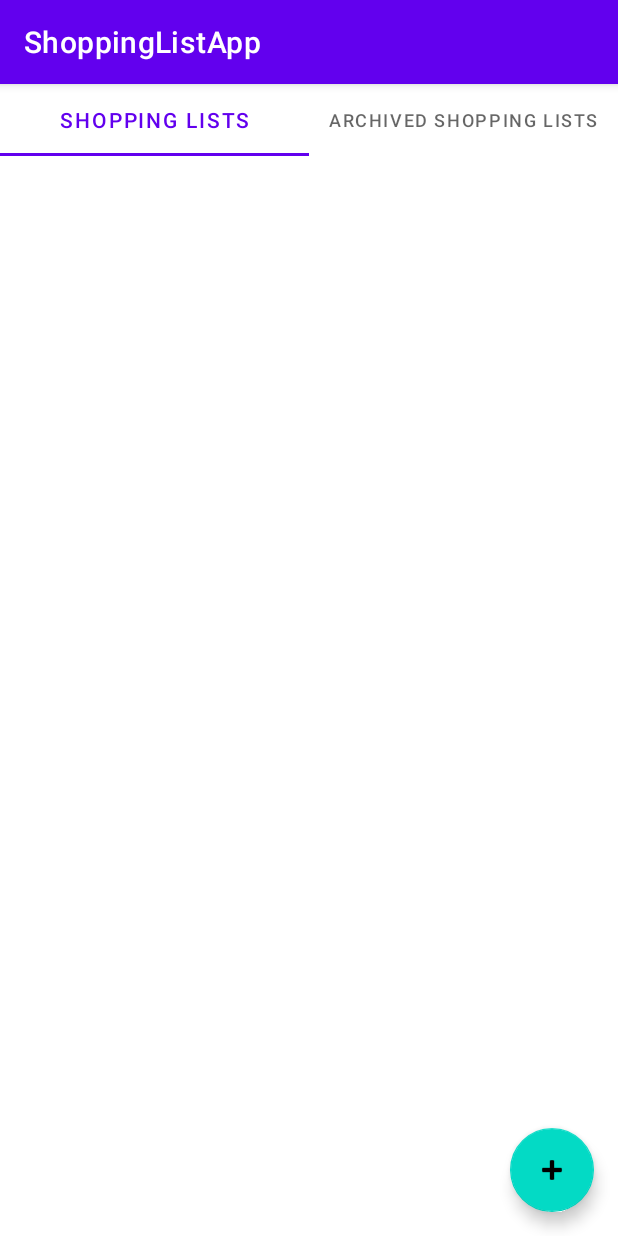
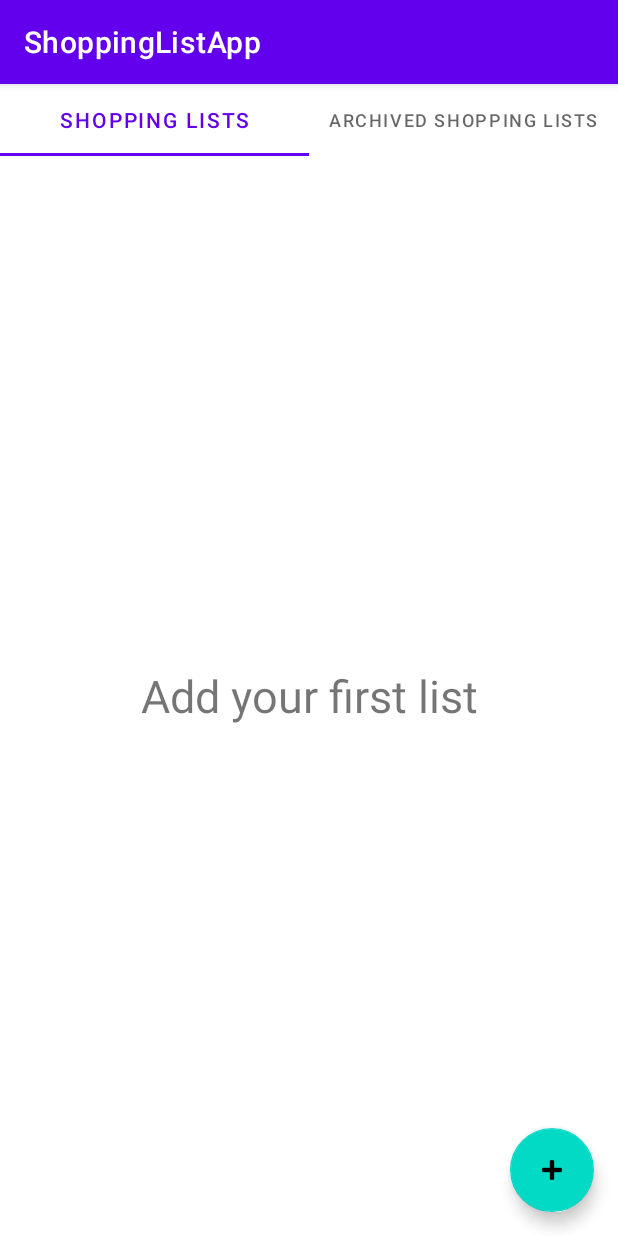
Before and after one commit to karkaminski/ShoppingListApp, an Android app: the screen it shows after launch (MainActivity), on a phone screen of 412 x 824 dp. Run offline under Robolectric (Android 15) with nearby library versions, the phone set to English and light mode, and no system bars; our stand-ins replace Room's generated code, data binding.

Commit message:
empty list indicators

```diff
--- a/app/src/main/java/pl/karkaminski/shoppinglistapp/ui/shoppinglists/ShoppingListsFragment.kt
+++ b/app/src/main/java/pl/karkaminski/shoppinglistapp/ui/shoppinglists/ShoppingListsFragment.kt
@@ -37,6 +37,13 @@ class ShoppingListsFragment(private val showActive: Boolean) :
         viewModel.getAllShoppingListsWithDetails(showActive).observe(
             viewLifecycleOwner
         ) { list ->
+            if(list.isEmpty()){
+                fragmentBinding.recyclerView.visibility = View.GONE
+                fragmentBinding.textViewEmptyList.visibility = View.VISIBLE
+            } else {
+                fragmentBinding.recyclerView.visibility = View.VISIBLE
+                fragmentBinding.textViewEmptyList.visibility = View.GONE
+            }
             shoppingListsAdapter.apply {
                 if (list != null) {
                     shoppingListsList = list
@@ -50,7 +57,6 @@ class ShoppingListsFragment(private val showActive: Boolean) :
             setOnClickListener {
                 createListWithDialog()
             }
-
         }
         return fragmentBinding.root
     }
--- a/app/src/main/res/layout/shopping_lists_fragment.xml
+++ b/app/src/main/res/layout/shopping_lists_fragment.xml
@@ -7,6 +7,15 @@
         android:layout_width="match_parent"
         android:layout_height="match_parent"
         tools:context=".ui.shoppinglists.ShoppingListsFragment">
+
+        <TextView
+            android:id="@+id/text_view_empty_list"
+            android:layout_width="match_parent"
+            android:layout_height="match_parent"
+            android:gravity="center"
+            android:text="@string/add_your_first_list"
+            android:textSize="30sp"
+            android:visibility="gone"/>
 
         <androidx.recyclerview.widget.RecyclerView
             android:id="@+id/recycler_view"
@@ -18,7 +27,8 @@
             app:layout_constraintHorizontal_bias="0.5"
             app:layout_constraintStart_toStartOf="parent"
             app:layout_constraintTop_toTopOf="parent"
-            tools:listitem="@layout/list_item_shopping_list" />
+            tools:listitem="@layout/list_item_shopping_list"
+            android:visibility="visible"/>
 
         <com.google.android.material.floatingactionbutton.FloatingActionButton
             android:id="@+id/floating_action_button"
--- a/app/src/main/res/values/strings.xml
+++ b/app/src/main/res/values/strings.xml
@@ -13,6 +13,8 @@
     <string name="rename_list">Rename list</string>
     <string name="insert_list_name">Insert list name</string>
     <string name="set_list_name">Set list name</string>
+    <string name="add_your_first_list">Add your first list</string>
+    <string name="add_items_to_list">Add items to list</string>
 
     <string-array name="units">
         <item>piece</item>
```
Also changed, not shown: app/src/main/java/pl/karkaminski/shoppinglistapp/ui/listdetails/DetailsListFragment.kt (+8 -0 lines), app/src/main/res/layout/list_details_fragment.xml (+9 -0 lines).
